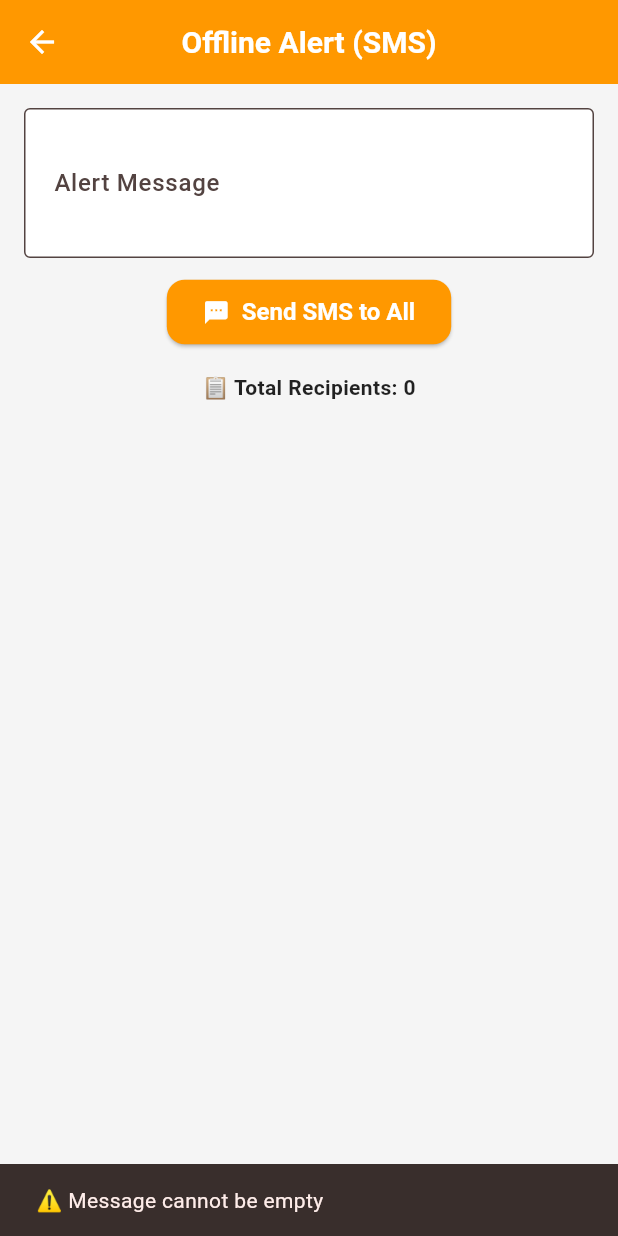
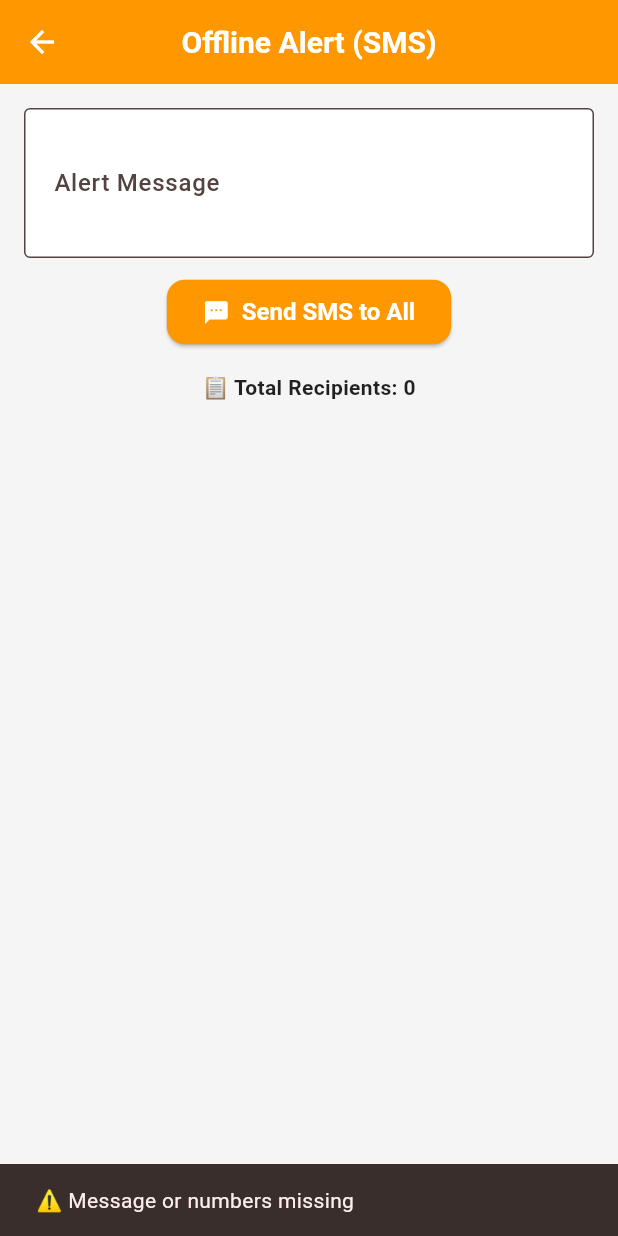
Before and after one commit to Aksha-2004/now, a Flutter app: the OfflineAlertPage screen opened by its route, after a tap on "Send SMS to All", on a phone screen of 412 x 824 dp. Run offline on Flutter 3.47's test engine with Material 3 defaults, Android fonts, the phone set to English and light mode, and no system bars; our stand-ins replace audioplayers, cloud_firestore, firebase_auth, firebase_core, firebase_messaging, geocoding and 1 more; accounts and stored records are empty.

Commit message:
Update offline_alerts_page.dart

```diff
--- a/lib/offline_alerts_page.dart
+++ b/lib/offline_alerts_page.dart
@@ -13,6 +13,7 @@ class OfflineAlertPage extends StatefulWidget {
 class _OfflineAlertPageState extends State<OfflineAlertPage> {
   final TextEditingController _messageController = TextEditingController();
   final AudioPlayer _audioPlayer = AudioPlayer();
+
   List<String> phoneNumbers = [];
   bool isLoading = true;
 
@@ -29,7 +30,7 @@ class _OfflineAlertPageState extends State<OfflineAlertPage> {
     super.dispose();
   }
 
-  // 🔹 Load numbers from Firestore
+  // 🔹 Load phone numbers
   Future<void> _loadPhoneNumbers() async {
     try {
       final snapshot =
@@ -50,44 +51,52 @@ class _OfflineAlertPageState extends State<OfflineAlertPage> {
     } catch (e) {
       setState(() => isLoading = false);
       ScaffoldMessenger.of(context).showSnackBar(
-        SnackBar(content: Text("❌ Error loading numbers: $e")),
+        SnackBar(content: Text("❌ Error: $e")),
       );
     }
   }
 
-  // 🔔 Play sound and open SMS
+  // 🔔 Alarm + Open SMS
   Future<void> _openSMSApp() async {
     final message = _messageController.text.trim();
-    if (message.isEmpty) {
+
+    if (message.isEmpty || phoneNumbers.isEmpty) {
       ScaffoldMessenger.of(context).showSnackBar(
-        const SnackBar(content: Text("⚠️ Message cannot be empty")),
-      );
-      return;
-    }
-    if (phoneNumbers.isEmpty) {
-      ScaffoldMessenger.of(context).showSnackBar(
-        const SnackBar(content: Text("⚠️ No phone numbers found")),
+        const SnackBar(content: Text("⚠️ Message or numbers missing")),
       );
       return;
     }
 
-    // 🔔 Play emergency sound
+    // 🔔 Play alarm
     await _audioPlayer.setReleaseMode(ReleaseMode.loop);
-    await _audioPlayer.play(AssetSource('sounds/emergency_alarm.mp3'));
+    await _audioPlayer.play(
+      AssetSource('sounds/emergency_alarm.mp3'),
+      volume: 1.0,
+    );
 
-    // 📩 Prepare SMS
-    final numbers = phoneNumbers.join(',');
-    final uri = Uri.parse("sms:$numbers?body=${Uri.encodeComponent(message)}");
+    // ⏳ Let sound play shortly
+    await Future.delayed(const Duration(milliseconds: 500));
 
-    // 🔇 Stop sound BEFORE opening SMS
+    // 📩 Create proper SMS URI
+    final String numbers = phoneNumbers.join(',');
+    final Uri smsUri = Uri(
+      scheme: 'sms',
+      path: numbers,
+      queryParameters: {'body': message},
+    );
+
+    // 🔇 Stop sound
     await _audioPlayer.stop();
 
-    // ⚡ Open native SMS app
-    if (await canLaunchUrl(uri)) {
-      await launchUrl(uri, mode: LaunchMode.externalApplication);
+    // 📱 Open native SMS app
+    if (await canLaunchUrl(smsUri)) {
+      await launchUrl(
+        smsUri,
+        mode: LaunchMode.externalApplication,
+      );
     } else {
       ScaffoldMessenger.of(context).showSnackBar(
-        const SnackBar(content: Text("❌ Could not open SMS app")),
+        const SnackBar(content: Text("❌ Cannot open SMS app")),
       );
     }
   }
@@ -111,7 +120,6 @@ class _OfflineAlertPageState extends State<OfflineAlertPage> {
                     decoration: const InputDecoration(
                       labelText: "Alert Message",
                       border: OutlineInputBorder(),
-                      hintText: "Type disaster alert here...",
                     ),
                   ),
                   const SizedBox(height: 12),
@@ -128,18 +136,6 @@ class _OfflineAlertPageState extends State<OfflineAlertPage> {
                     "📋 Total Recipients: ${phoneNumbers.length}",
                     style: const TextStyle(fontWeight: FontWeight.bold),
                   ),
-                  const SizedBox(height: 6),
-                  Expanded(
-                    child: ListView.builder(
-                      itemCount: phoneNumbers.length,
-                      itemBuilder: (context, index) {
-                        return ListTile(
-                          leading: const Icon(Icons.phone),
-                          title: Text(phoneNumbers[index]),
-                        );
-                      },
-                    ),
-                  ),
                 ],
               ),
             ),
```
